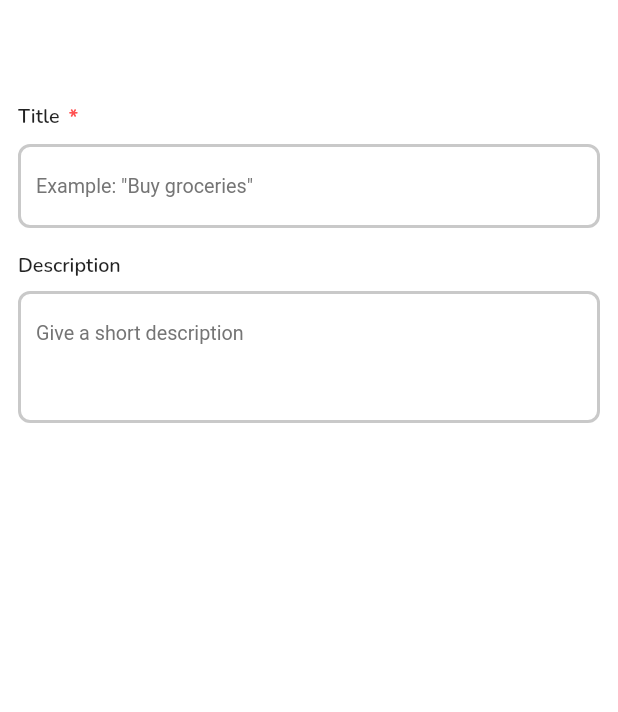
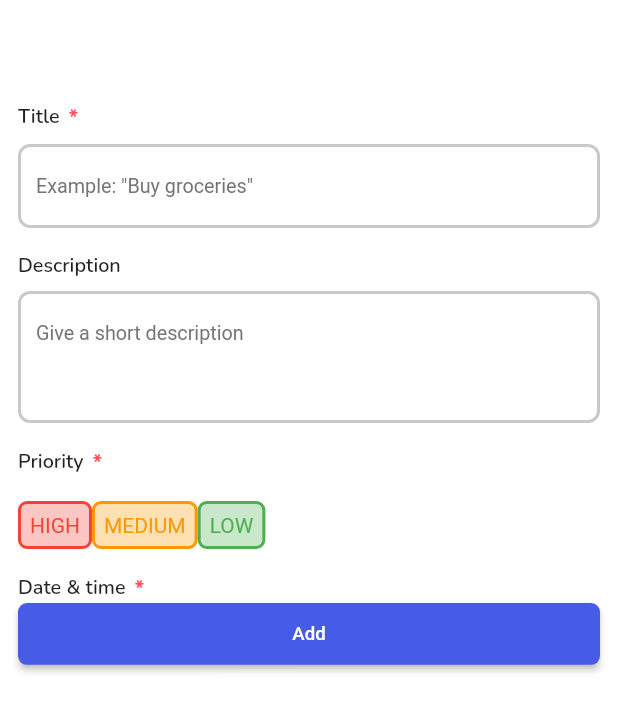
Before and after one commit to Naveenchand06/Priority-List, a Flutter app: the AddTaskPage screen opened directly, on a phone screen of 412 x 824 dp. Shown: the top 712 px of the screen. Run offline on Flutter 3.47's test engine with Material 2 defaults, Android fonts, the phone set to English and light mode, and no system bars; our stand-ins replace flutter_riverpod, google_fonts, hive_flutter; accounts and stored records are empty.

Commit message:
WIP: Add Task Screen

```diff
--- /dev/null
+++ b/lib/components/priority_card.dart
@@ -0,0 +1,34 @@
+import 'package:flutter/material.dart';
+
+class PriorityCard extends StatelessWidget {
+  const PriorityCard({
+    super.key,
+    required this.title,
+    required this.color,
+  });
+
+  final String title;
+  final Color color;
+
+  @override
+  Widget build(BuildContext context) {
+    return Container(
+      padding: const EdgeInsets.symmetric(horizontal: 6.0, vertical: 6.0),
+      decoration: BoxDecoration(
+        color: color.withOpacity(0.3),
+        borderRadius: BorderRadius.circular(6.0),
+        border: Border.all(
+          width: 2.0,
+          color: color,
+        ),
+      ),
+      child: Text(
+        title,
+        style: TextStyle(
+          fontWeight: FontWeight.w400,
+          color: color,
+        ),
+      ),
+    );
+  }
+}
--- /dev/null
+++ b/lib/models/priority_enum.dart
@@ -0,0 +1 @@
+enum Priority { high, medium, low }
--- a/lib/pages/add_task_page.dart
+++ b/lib/pages/add_task_page.dart
@@ -1,9 +1,12 @@
 import 'package:flutter/material.dart';
 import 'package:flutter_riverpod/flutter_riverpod.dart';
-import 'package:todo/components/app_text_field.dart';
+import 'package:todo/components/app_button.dart';
+import 'package:todo/components/priority_card.dart';
 import 'package:todo/components/task_text_field.dart';
+import 'package:todo/models/priority_enum.dart';
 import 'package:todo/utils/constants/app_color.dart';
 import 'package:todo/utils/responsive.dart';
+import 'package:todo/utils/styles/font_style.dart';
 
 class AddTaskPage extends ConsumerStatefulWidget {
   const AddTaskPage({super.key});
@@ -15,6 +18,18 @@ class AddTaskPage extends ConsumerStatefulWidget {
 class _AddTaskPageState extends ConsumerState<AddTaskPage> {
   final TextEditingController _titleController = TextEditingController();
   final TextEditingController _descController = TextEditingController();
+
+  Priority selectedPriority = Priority.low;
+
+  final List<Color> priorityColors = [
+    Colors.redAccent,
+    Colors.orange,
+    Colors.green
+  ];
+
+  Color container1Color = Colors.red;
+  Color container2Color = Colors.orange;
+  Color container3Color = Colors.green;
 
   @override
   void dispose() {
@@ -56,9 +71,107 @@ class _AddTaskPageState extends ConsumerState<AddTaskPage> {
               minLine: 3,
             ),
             const SizedBox(height: 16.0),
+            Row(
+              mainAxisAlignment: MainAxisAlignment.start,
+              children: [
+                Text(
+                  'Priority',
+                  style: Fonts.getNunito(
+                    fontSize: Responsive.getPercentW(context, 3.2),
+                    fw: FontWeight.w600,
+                  ),
+                ),
+                const SizedBox(width: 6.0),
+                Text(
+                  '*',
+                  style: Fonts.getNunito(
+                    fontSize: Responsive.getPercentW(context, 3.5),
+                    fw: FontWeight.bold,
+                    color: AppColor.appErrorColor,
+                  ),
+                ),
+              ],
+            ),
+            const SizedBox(height: 16.0),
+            Row(
+              children: [
+                GestureDetector(
+                  onTap: () => changePriorityColor(1),
+                  child: PriorityCard(
+                    title: 'HIGH',
+                    color: container1Color,
+                  ),
+                ),
+                GestureDetector(
+                  onTap: () => changePriorityColor(2),
+                  child: PriorityCard(
+                    title: 'MEDIUM',
+                    color: container2Color,
+                  ),
+                ),
+                GestureDetector(
+                  onTap: () => changePriorityColor(3),
+                  child: PriorityCard(
+                    title: 'LOW',
+                    color: container3Color,
+                  ),
+                )
+              ],
+            ),
+            const SizedBox(height: 16.0),
+            Row(
+              mainAxisAlignment: MainAxisAlignment.start,
+              children: [
+                Text(
+                  'Date & time',
+                  style: Fonts.getNunito(
+                    fontSize: Responsive.getPercentW(context, 3.2),
+                    fw: FontWeight.w600,
+                  ),
+                ),
+                const SizedBox(width: 6.0),
+                Text(
+                  '*',
+                  style: Fonts.getNunito(
+                    fontSize: Responsive.getPercentW(context, 3.5),
+                    fw: FontWeight.bold,
+                    color: AppColor.appErrorColor,
+                  ),
+                ),
+              ],
+            ),
+            AppButton(
+              title: 'Add',
+              onPress: () {},
+            )
           ],
         ),
       ),
     );
   }
+
+  changePriorityColor(int num) {
+    if (num == 1) {
+      setState(() {
+        container1Color = priorityColors[num - 1];
+        container2Color = AppColor.appTextGrey;
+        container3Color = AppColor.appTextGrey;
+        selectedPriority = Priority.high;
+      });
+    } else if (num == 2) {
+      setState(() {
+        container2Color = priorityColors[num - 1];
+        container1Color = AppColor.appTextGrey;
+        container2Color = AppColor.appTextGrey;
+        selectedPriority = Priority.medium;
+      });
+    } else {
+      setState(() {
+        container3Color = priorityColors[num - 1];
+        container1Color = AppColor.appTextGrey;
+        container2Color = AppColor.appTextGrey;
+        selectedPriority = Priority.low;
+      });
+    }
+  }
 }
--- a/lib/pages/welcome_page.dart
+++ b/lib/pages/welcome_page.dart
@@ -42,10 +42,11 @@ class WelcomePage extends StatelessWidget {
                 AppButton(
                   title: 'Get Started',
                   onPress: () {
-                    Navigator.of(context).push(
+                    Navigator.of(context).pushAndRemoveUntil(
                       MaterialPageRoute(
                         builder: (context) => const HomePage(),
                       ),
+                      (Route<dynamic> route) => false,
                     );
                   },
                 )
--- a/lib/utils/constants/app_color.dart
+++ b/lib/utils/constants/app_color.dart
@@ -5,6 +5,7 @@ class AppColor {
   static const appLiteColor = Color(0xff90CAF9);
   static const appWhiteColor = Color(0xffFFFFFF);
   static const appGreyColor = Color(0xffABABAB);
+  static const appTextGrey = Color(0xffA5A5A5);
   static const appDarkGreyColor = Color(0xff818181);
   static const appBorderColor = Color(0xffC9C9C9);
   static const appBgColor = Color(0xffFFFFFF);
```
Also changed, not shown: lib/app.dart (+10 -3 lines), lib/pages/home_page.dart (+10 -1 lines).
